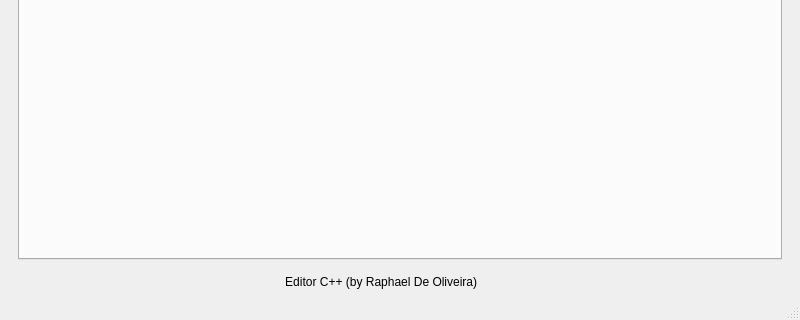
Qt form mainwindow.ui (raph5640/Qt-Editor-Cpp) before a commit; both pictures show x 0 to 800 and y 280 to 600 of the 800 by 600 pixel window.
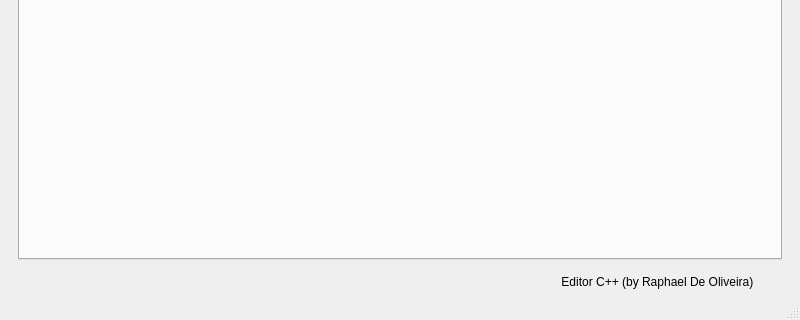
The same form after that commit.

What changed in the file:
```diff
--- a/mainwindow.ui
+++ b/mainwindow.ui
@@ -47,7 +47,7 @@
     <item>
      <widget class="QLabel" name="label_editorcpp">
       <property name="text">
-       <string>                                                                                   Editor C++ (by Raphael De Oliveira)</string>
+       <string>                                                                                                                                                                      Editor C++ (by Raphael De Oliveira)</string>
       </property>
      </widget>
     </item>
```
Left out of the diff: 6 changed lines with no effect on the pictures.
